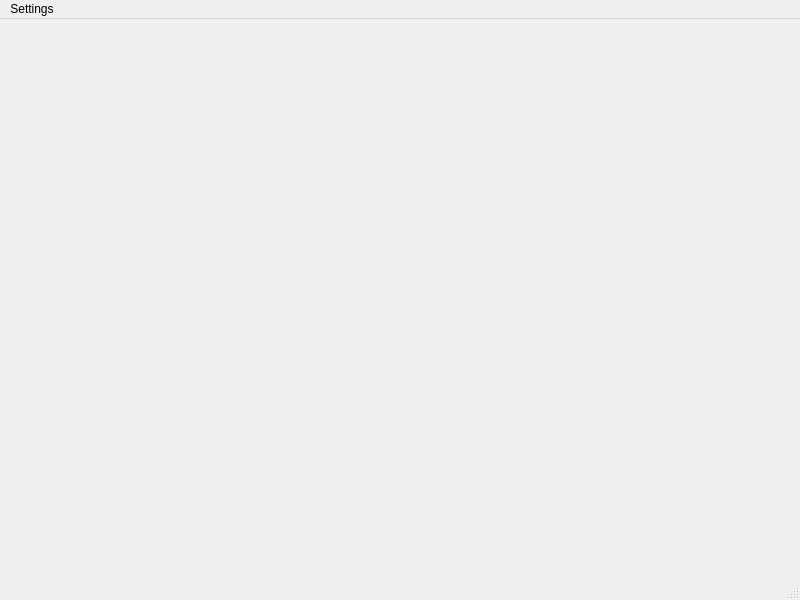
Dezzelshipc/OperatingSystems, file task6/mainwindow.ui: the form before one commit.
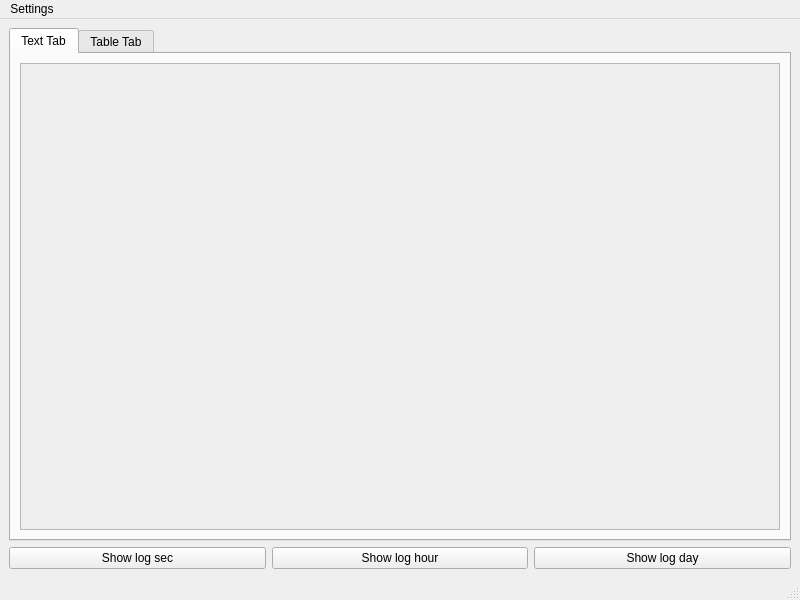
The form after the commit. The open tabs and pages were chosen to show the change. Icons and pictures are not drawn.

Commit message: task6 tabber, table

What changed in the file:
```diff
--- a/task6/mainwindow.ui
+++ b/task6/mainwindow.ui
@@ -13,7 +13,96 @@
   <property name="windowTitle">
    <string>MainWindow</string>
   </property>
-  <widget class="QWidget" name="centralwidget"/>
+  <property name="windowIcon">
+   <iconset resource="Resources.qrc">
+    <normaloff>:/Images/Images/icon.png</normaloff>:/Images/Images/icon.png</iconset>
+  </property>
+  <widget class="QWidget" name="centralWidget">
+   <layout class="QGridLayout" name="gridLayout">
+    <item row="0" column="0">
+     <layout class="QVBoxLayout" name="verticalLayout" stretch="0,0">
+      <property name="sizeConstraint">
+       <enum>QLayout::SizeConstraint::SetNoConstraint</enum>
+      </property>
+      <item>
+       <widget class="QTabWidget" name="tabWidget">
+        <property name="currentIndex">
+         <number>1</number>
+        </property>
+        <widget class="QWidget" name="tabText">
+         <attribute name="title">
+          <string>Text Tab</string>
+         </attribute>
+         <layout class="QGridLayout" name="gridLayout_2">
+          <item row="0" column="0">
+           <widget class="QScrollArea" name="scrollArea">
+            <property name="widgetResizable">
+             <bool>true</bool>
+            </property>
+            <widget class="QWidget" name="scrollAreaWidgetContents">
+             <property name="geometry">
+              <rect>
+               <x>0</x>
+               <y>0</y>
+               <width>756</width>
+               <height>455</height>
+              </rect>
+             </property>
+             <layout class="QGridLayout" name="gridLayout_3">
+              <item row="0" column="0">
+               <widget class="QLabel" name="scrollableText">
+                <property name="text">
+                 <string notr="true"/>
+                </property>
+               </widget>
+              </item>
+             </layout>
+            </widget>
+           </widget>
+          </item>
+         </layout>
+        </widget>
+        <widget class="QWidget" name="tabTable">
+         <attribute name="title">
+          <string>Table Tab</string>
+         </attribute>
+         <layout class="QGridLayout" name="gridLayout_4">
+          <item row="0" column="0">
+           <widget class="QTableWidget" name="tableWidget"/>
+          </item>
+         </layout>
+        </widget>
+       </widget>
+      </item>
+      <item>
+       <layout class="QHBoxLayout" name="buttonsLayout">
+        <item>
+         <widget class="QPushButton" name="pushButton_log_sec">
+          <property name="text">
+           <string>Show log sec</string>
+          </property>
+         </widget>
+        </item>
+        <item>
+         <widget class="QPushButton" name="pushButton_log_hour">
+          <property name="text">
+           <string>Show log hour</string>
+          </property>
+         </widget>
+        </item>
+        <item>
+         <widget class="QPushButton" name="pushButton_log_day">
+          <property name="text">
+           <string>Show log day</string>
+          </property>
+         </widget>
+        </item>
+       </layout>
+      </item>
+     </layout>
+    </item>
+   </layout>
+  </widget>
   <widget class="QMenuBar" name="menubar">
    <property name="geometry">
     <rect>
```
Left out of the diff: 4 changed lines with no effect on the pictures. The commit also changes 11 other files.
